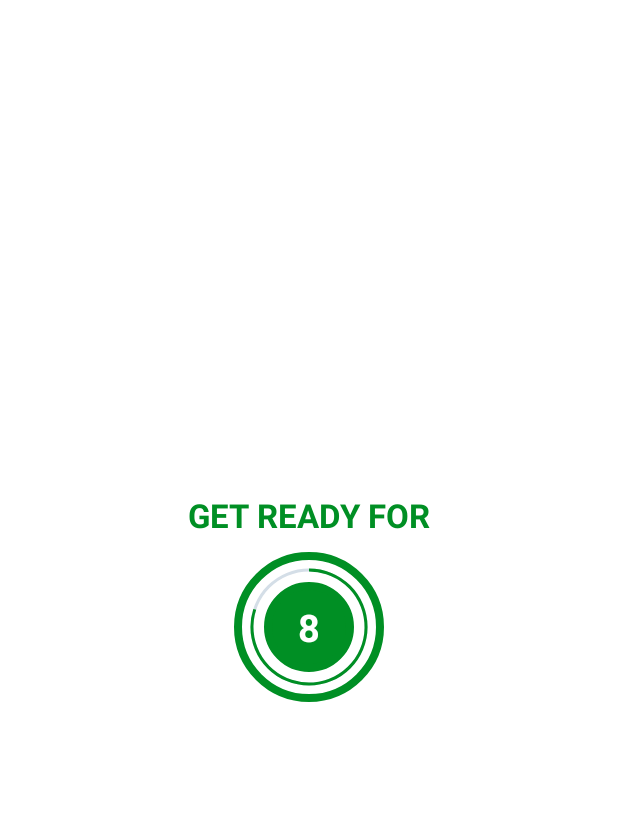
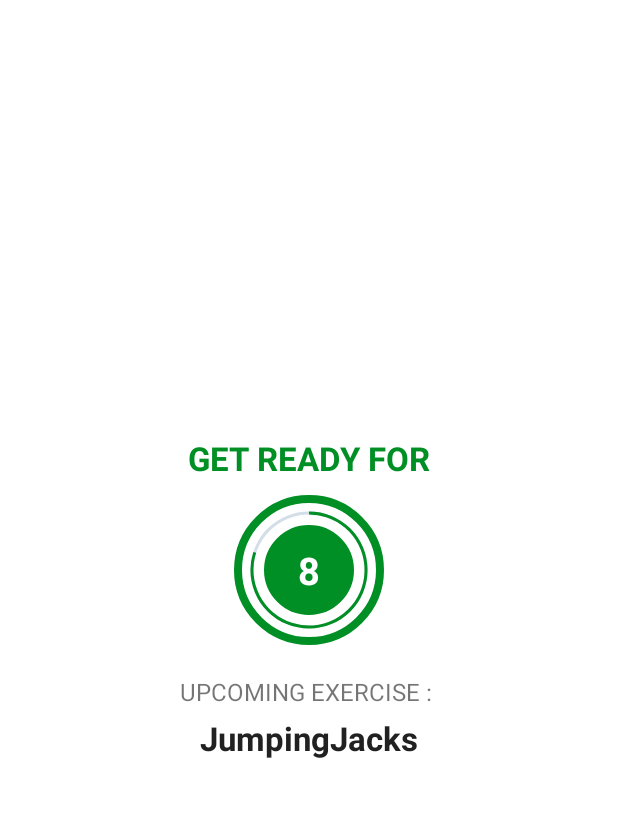
Before and after one commit to ledieulinh96/08202021_7_Minute_Workout, an Android app: the ExerciseActivity screen opened directly, with no data from a screen before it, on a phone screen of 412 x 824 dp, the part 62-879 px from its top. Run offline under Robolectric (Android 15) with nearby library versions, the phone set to English and light mode, and no system bars.

Commit message:
Add upcoming activity name

```diff
--- a/app/src/main/java/com/example/a08202021_7_minute_workout/ExerciseActivity.kt
+++ b/app/src/main/java/com/example/a08202021_7_minute_workout/ExerciseActivity.kt
@@ -30,11 +30,8 @@ class ExerciseActivity : AppCompatActivity() {
         toolbar_exercise_activity.setNavigationOnClickListener {
             onBackPressed()
         }
-
+        exerciseList = Constants.defaultExerciseList()
         setupRestView()
-
-        exerciseList = Constants.defaultExerciseList()
-
     }
 
     override fun onDestroy() {
@@ -90,6 +87,7 @@ class ExerciseActivity : AppCompatActivity() {
             restProgress = 0
         }
 
+        tvUpcomingExerciseName.text = exerciseList!![currentExercisePosition + 1].name
         setRestProgressBar()
     }
 
--- a/app/src/main/res/layout/activity_exercise.xml
+++ b/app/src/main/res/layout/activity_exercise.xml
@@ -70,6 +70,22 @@
                     tools:text="30" />
             </LinearLayout>
         </FrameLayout>
+        <TextView
+            android:layout_width="wrap_content"
+            android:layout_height="wrap_content"
+            android:layout_marginTop="20dp"
+            android:text="UPCOMING EXERCISE : "
+            android:textSize="16sp" />
+
+        <TextView
+            android:id="@+id/tvUpcomingExerciseName"
+            android:layout_width="wrap_content"
+            android:layout_height="wrap_content"
+            android:layout_marginTop="5dp"
+            android:textColor="#212121"
+            android:textSize="22sp"
+            android:textStyle="bold"
+            tools:text="Exercise Name" />
     </LinearLayout>
     <LinearLayout
         android:id="@+id/llExerciseView"
```
